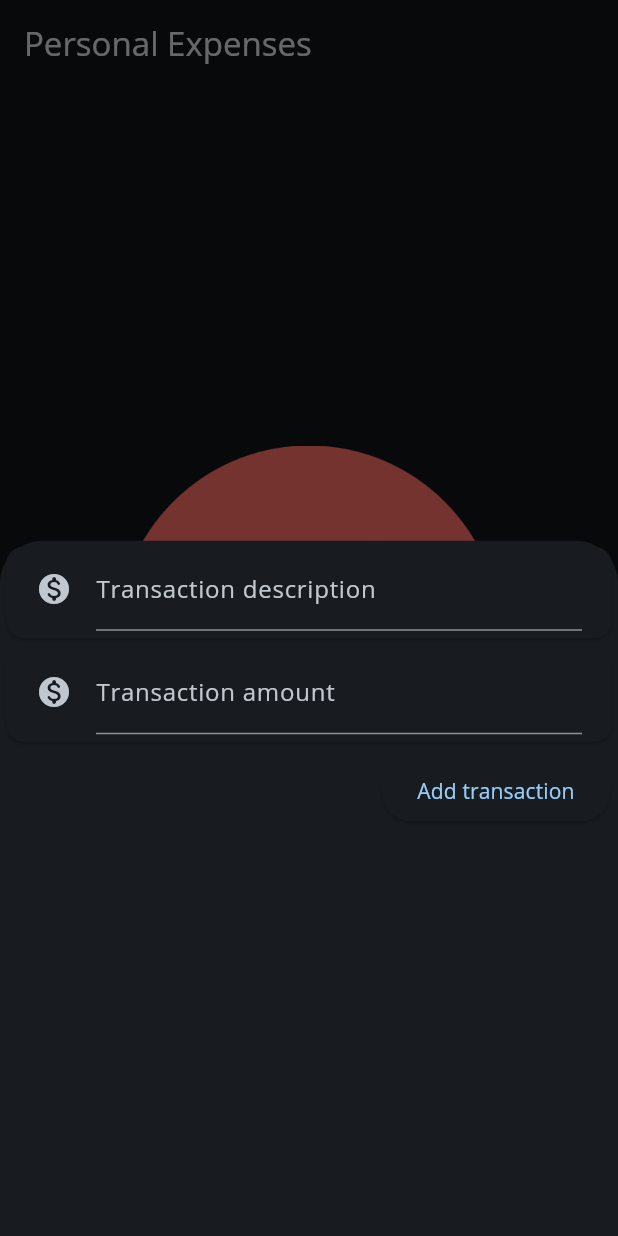
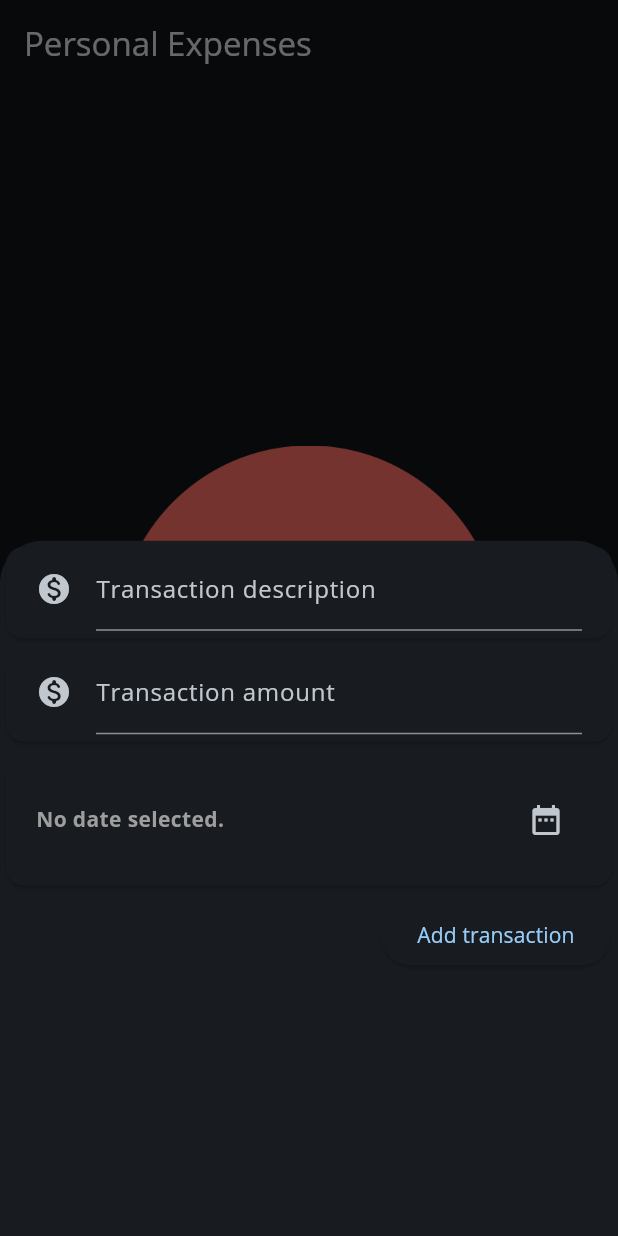
Before and after one commit to Nitram13E/Personal-Expenses, a Flutter app: the screen it shows after launch, after a tap on the "add" icon, on a phone screen of 412 x 824 dp. Run offline on Flutter 3.47's test engine with Material 2 defaults, Android fonts, the phone set to English and light mode, and no system bars.

Commit message:
Date selector implemented, delete card unfinished.

```diff
--- a/lib/main.dart
+++ b/lib/main.dart
@@ -2,6 +2,7 @@ import 'package:flutter/gestures.dart';
 import 'package:flutter/material.dart';
 import 'package:personal_expenses/models/transaction.dart';
 import 'package:personal_expenses/widgets/add_transaction.dart';
+import 'package:uuid/uuid.dart';
 
 import 'pages/dashboard_page.dart';
 
@@ -50,14 +51,18 @@ class MyHomePage extends StatefulWidget {
 class _MyHomePageState extends State<MyHomePage> {
   final List<Transaction> _transactions = <Transaction>[];
 
-  void _addNewTransaction({required String title, required double amount}) {
+  void _addNewTransaction({required String title, required double amount, required DateTime date}) {
     setState(() {
       _transactions.add(Transaction(
         title: title,
         amount: amount,
-        date: DateTime.now(),
+        date: date,
       ));
     });
+  }
+
+  void _deleteTransaction(Uuid transactionId) {
+    _transactions.removeWhere((transaction) => transaction.id == transactionId);
   }
 
   void showAddTransactionPanel(BuildContext context) {
@@ -75,7 +80,7 @@ class _MyHomePageState extends State<MyHomePage> {
         title: Text(widget.appName),
       ),
       body: DashboardPage(
-        addNewTransaction: _addNewTransaction,
+        deleteTransaction: _deleteTransaction,
         transactions: _transactions,
       ),
       floatingActionButton: FloatingActionButton(
--- a/lib/pages/dashboard_page.dart
+++ b/lib/pages/dashboard_page.dart
@@ -5,11 +5,10 @@ import 'package:personal_expenses/widgets/transaction_charts.dart';
 import 'package:personal_expenses/widgets/transaction_list.dart';
 
 class DashboardPage extends StatefulWidget {
-  final Function addNewTransaction;
+  final Function deleteTransaction;
+
   final List<Transaction> transactions;
-  const DashboardPage(
-      {Key? key, required this.addNewTransaction, required this.transactions})
-      : super(key: key);
+  const DashboardPage({Key? key, required this.deleteTransaction, required this.transactions}) : super(key: key);
 
   @override
   State<DashboardPage> createState() => _DashboardPageState();
@@ -24,7 +23,7 @@ class _DashboardPageState extends State<DashboardPage> {
       crossAxisAlignment: CrossAxisAlignment.stretch,
       children: [
         TransactionCharts(transactions: widget.transactions),
-        TransactionList(transactions: widget.transactions)
+        TransactionList(transactions: widget.transactions, deleteTransaction: widget.deleteTransaction)
       ],
     );
   }
--- a/lib/widgets/add_transaction.dart
+++ b/lib/widgets/add_transaction.dart
@@ -1,4 +1,5 @@
 import 'package:flutter/material.dart';
+import 'package:personal_expenses/widgets/date_picker.dart';
 
 import 'package:personal_expenses/widgets/input_card.dart';
 
@@ -16,17 +17,22 @@ class AddTransactionState extends State<AddTransaction> {
   static String amountLabel = 'Transaction amount';
   static String titleLabel = 'Transaction description';
 
-  final TextEditingController amountController = TextEditingController();
-  final TextEditingController titleController = TextEditingController();
+  final TextEditingController _amountController = TextEditingController();
+  final TextEditingController _titleController = TextEditingController();
+  DateTime? transactionDate;
 
-  void addNewTransaction() {
-    if (titleController.text.isEmpty | amountController.text.isEmpty) return;
+  void setDate(DateTime date) {
+    transactionDate = date;
+  }
 
-    final String title = titleController.text;
+  void _addNewTransaction() {
+    if (_titleController.text.isEmpty || _amountController.text.isEmpty || (transactionDate == null)) return;
+
+    final String title = _titleController.text;
     final double amount;
 
     try {
-      amount = double.parse(amountController.text);
+      amount = double.parse(_amountController.text);
     } on FormatException catch (e) {
       return;
     }
@@ -36,10 +42,11 @@ class AddTransactionState extends State<AddTransaction> {
     widget.addTransaction(
       title: title,
       amount: amount,
+      date: transactionDate as DateTime,
     );
 
-    amountController.clear();
-    titleController.clear();
+    _amountController.clear();
+    _titleController.clear();
   }
 
   @override
@@ -49,18 +56,19 @@ class AddTransactionState extends State<AddTransaction> {
       children: [
         InputCard(
           label: titleLabel,
-          controller: titleController,
+          controller: _titleController,
           textType: TextInputType.number,
         ),
         InputCard(
           label: amountLabel,
-          controller: amountController,
+          controller: _amountController,
           textType: TextInputType.text,
         ),
+        DatePicker(setDate: setDate),
         Container(
           margin: const EdgeInsets.all(5),
           child: ElevatedButton(
-            onPressed: addNewTransaction,
+            onPressed: _addNewTransaction,
             child: Text(addTransButton),
           ),
         ),
--- /dev/null
+++ b/lib/widgets/date_picker.dart
@@ -0,0 +1,48 @@
+import 'package:flutter/material.dart';
+
+class DatePicker extends StatefulWidget {
+  final Function setDate;
+
+  const DatePicker({Key? key, required this.setDate}) : super(key: key);
+
+  @override
+  State<DatePicker> createState() => _DatePickerState();
+}
+
+class _DatePickerState extends State<DatePicker> {
+  DateTime? date;
+
+  void _selectDate() {
+    showDatePicker(
+      context: context,
+      currentDate: DateTime.now(),
+      firstDate: DateTime(1970),
+      initialDate: DateTime.now(),
+      lastDate: DateTime(2100),
+    ).then((selectedDate) => setState(() => {widget.setDate(selectedDate!), date = selectedDate}));
+  }
+
+  @override
+  Widget build(BuildContext context) {
+    return Card(
+      child: Container(
+        margin: const EdgeInsets.all(20),
+        child: Row(mainAxisAlignment: MainAxisAlignment.spaceBetween, children: [
+          date == null
+              ? const Text(
+                  "No date selected.",
+                  style: TextStyle(color: Colors.grey, fontWeight: FontWeight.bold),
+                )
+              : Text(
+                  date.toString().substring(0, 10),
+                  style: const TextStyle(fontWeight: FontWeight.bold),
+                ),
+          IconButton(
+            onPressed: _selectDate,
+            icon: const Icon(Icons.date_range),
+          )
+        ]),
+      ),
+    );
+  }
+}
```
Also changed, not shown: lib/widgets/transaction_card.dart (+34 -6 lines), lib/widgets/transaction_list.dart (+10 -2 lines).
